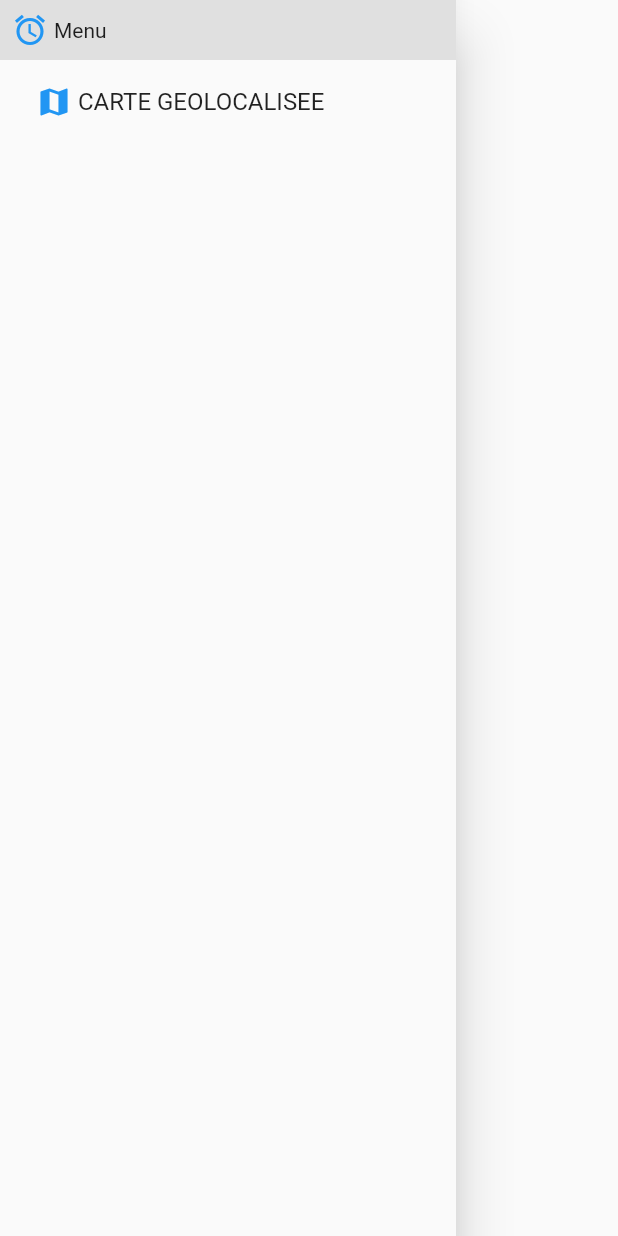
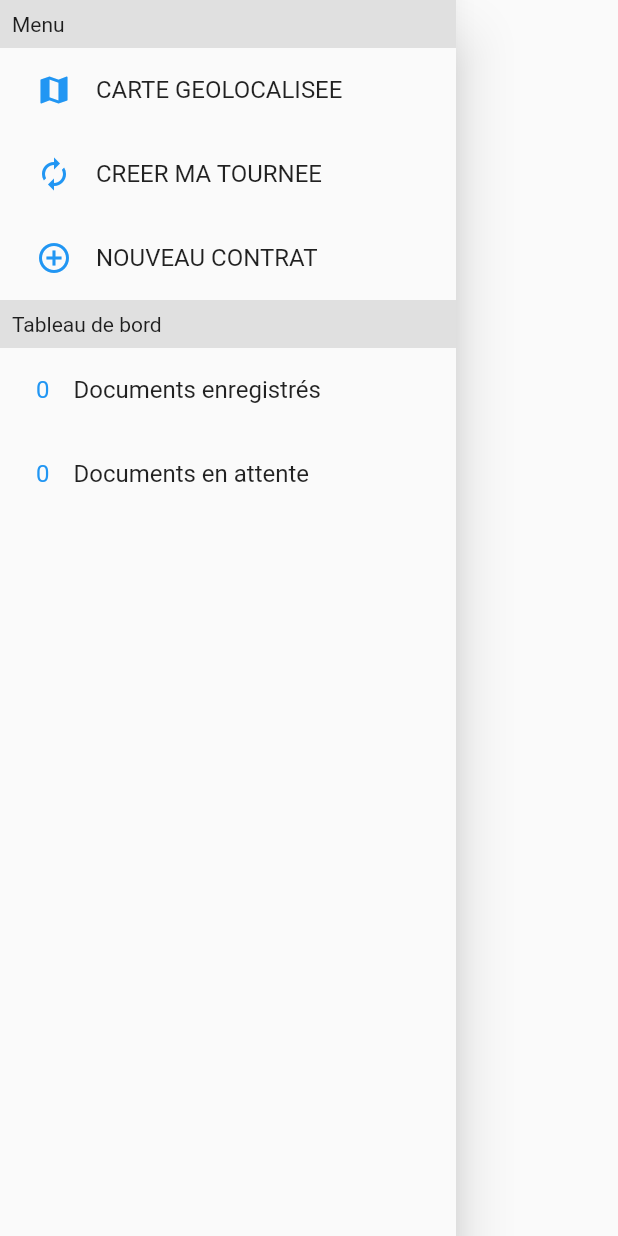
Before and after one commit to Petrol-/flutter_maps, a Flutter app: the AppMainDrawer widget shown alone on an empty page, opened directly, on a phone screen of 412 x 824 dp. Run offline on Flutter 3.47's test engine with Material 2 defaults, Android fonts, the phone set to English and light mode, and no system bars; our stand-ins replace flutter_mobx, google_maps_flutter, mobx; generated files the repository leaves out were written again.

Commit message:
Add menu entries

```diff
--- a/lib/core/widgets/AppMainDrawer.dart
+++ b/lib/core/widgets/AppMainDrawer.dart
@@ -1,4 +1,7 @@
 import 'package:flutter/material.dart';
+import 'package:flutter_maps/stores/application_store.dart';
+import 'package:flutter_mobx/flutter_mobx.dart';
+import 'package:provider/provider.dart';
 
 import 'drawer_item.dart';
 import 'drawer_section.dart';
@@ -10,17 +13,48 @@ class AppMainDrawer extends StatelessWidget {
 
   @override
   Widget build(BuildContext context) {
+    final appStore = Provider.of<ApplicationStore>(context);
     return Drawer(
       child: SafeArea(
-        child: ListView(
-          padding: EdgeInsets.zero,
-          children: <Widget>[
-            DrawerSection(icon: Icons.access_alarm, title: "Menu"),
-            DrawerItem(
+        child: Observer(
+          builder: (_) => ListView(
+            padding: EdgeInsets.zero,
+            children: <Widget>[
+              DrawerSection(title: "Menu"),
+              DrawerItem(
                 icon: Icons.map,
                 title: "CARTE GEOLOCALISEE",
-                onTap: () {})
-          ],
+                onTap: () {},
+              ),
+              DrawerItem(
+                icon: Icons.autorenew,
+                title: "CREER MA TOURNEE",
+                onTap: () {},
+              ),
+              DrawerItem(
+                icon: Icons.add_circle_outline,
+                title: "NOUVEAU CONTRAT",
+                onTap: () {},
+              ),
+              DrawerSection(
+                title: "Tableau de bord",
+              ),
+              DrawerItem(
+                prefixLabel: "${appStore.reportSaved}",
+                title: "Documents enregistrés",
+                onTap: () {
+                  appStore.reportSaved += 1;
+                },
+              ),
+              DrawerItem(
+                prefixLabel: "${appStore.reportPaused}",
+                title: "Documents en attente",
+                onTap: () {
+                  appStore.reportPaused += 1;
+                },
+              ),
+            ],
+          ),
         ),
       ),
     );
--- a/lib/core/widgets/drawer_item.dart
+++ b/lib/core/widgets/drawer_item.dart
@@ -4,23 +4,29 @@ class DrawerItem extends StatelessWidget {
   final String title;
   final IconData icon;
   final VoidCallback onTap;
-  const DrawerItem({Key key, this.title = "", this.icon, @required this.onTap}) : super(key: key);
+  final String prefixLabel;
+  final bool selected;
+  const DrawerItem(
+      {Key key,
+      this.title = "",
+      this.icon,
+      this.prefixLabel,
+      this.selected = false,
+      @required this.onTap})
+      : super(key: key);
 
   @override
   Widget build(BuildContext context) {
+
     return ListTile(
+      selected: selected,
       title: Padding(
         padding: const EdgeInsets.all(8.0),
         child: Row(
           children: <Widget>[
-            if (icon != null)
-              Padding(
-                padding: const EdgeInsets.only(right: 4),
-                child: Icon(
-                  icon,
-                  color: Theme.of(context).primaryColor,
-                ),
-              ),
+            Padding(
+                padding: const EdgeInsets.only(right: 8),
+                child: _buildLeadingWidget(context, prefixLabel, icon)),
             Text(title),
           ],
         ),
@@ -28,4 +34,25 @@ class DrawerItem extends StatelessWidget {
       onTap: onTap,
     );
   }
+
+  Widget _buildLeadingWidget(
+      BuildContext context, String prefixLabel, IconData icon) {
+    Widget toReturn;
+    final theme = Theme.of(context);
+
+    if (prefixLabel != null)
+      toReturn = Text(prefixLabel,
+          overflow: TextOverflow.fade,
+          style: TextStyle(
+              color: theme.primaryColor, fontSize: theme.iconTheme.size));
+    else if (icon != null)
+      toReturn = Icon(
+        icon,
+        color: theme.primaryColor,
+      );
+    else
+      toReturn = Container(width: theme.iconTheme.size);
+
+    return Padding(padding: const EdgeInsets.only(right: 8.0), child: toReturn);
+  }
 }
```
Also changed, not shown: lib/stores/application_store.dart (+5 -2 lines), lib/views/map/map_top_bar.dart (+10 -2 lines), lib/views/map/map_view.dart (+4 -11 lines), lib/stores/application_store.g.dart, lib/stores/map_store.g.dart.
